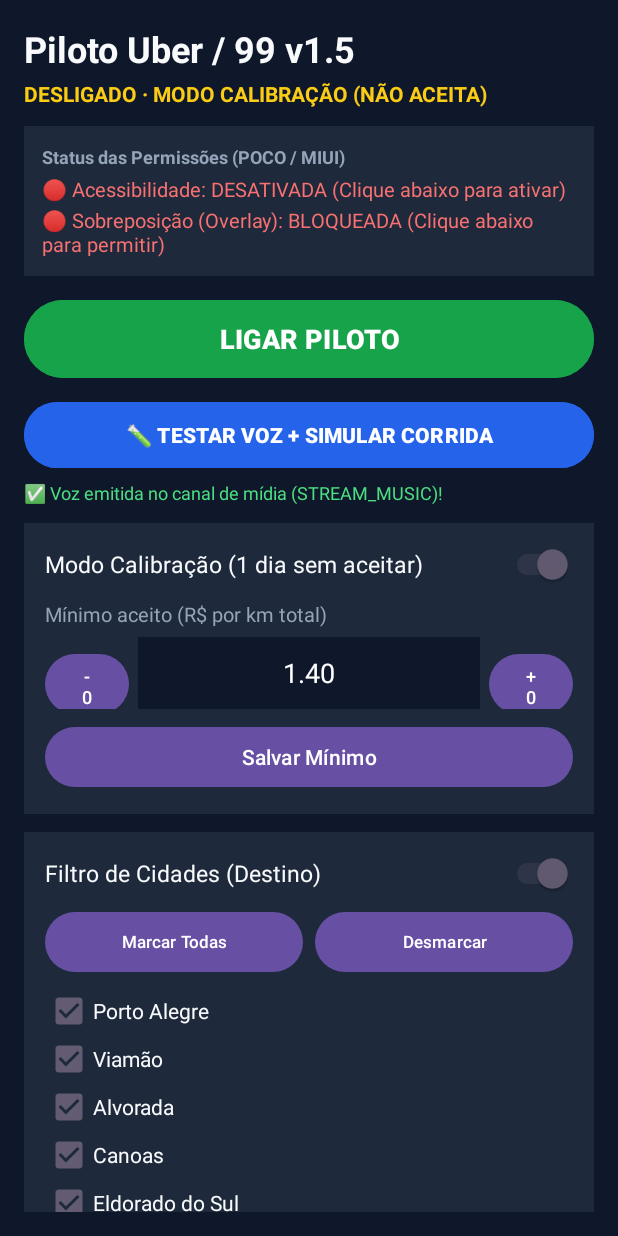
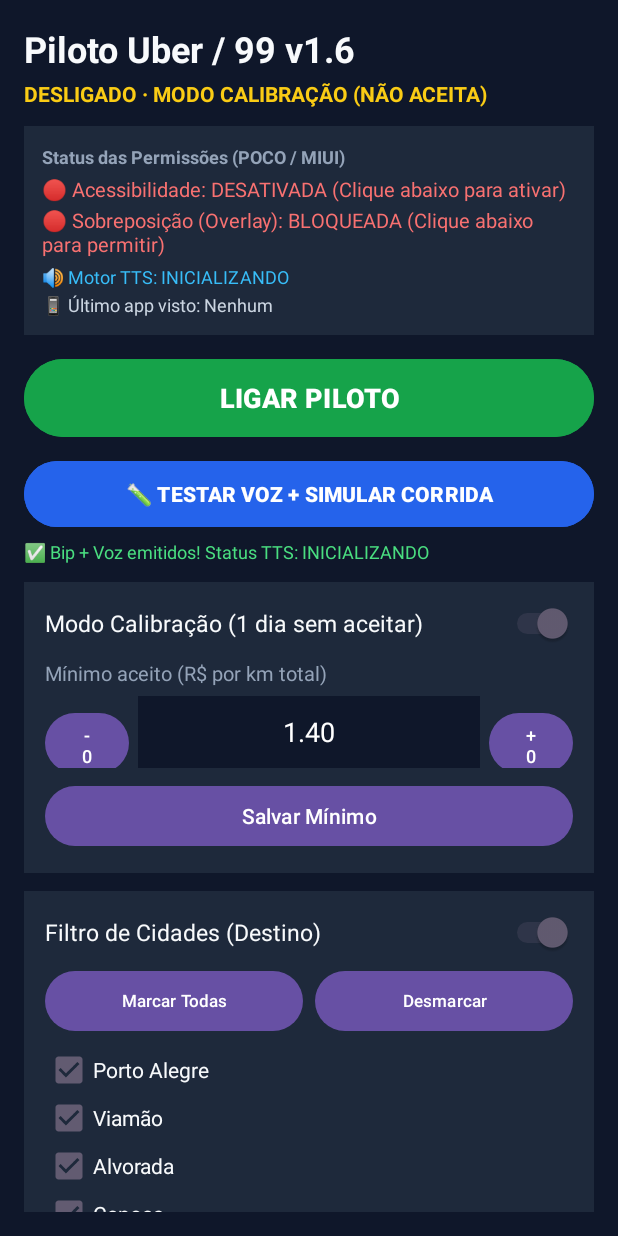
Before and after one commit to contatoalsolucoeseletricas-hue/piloto-uber99, an Android app: the screen it shows after launch (MainActivity), after a tap on "🧪 TESTAR VOZ + SIMULAR CORRIDA", on a phone screen of 412 x 824 dp. Run offline under Robolectric (Android 15) with nearby library versions, the phone set to English and light mode, and no system bars; 1 other tap on this screen came first.

Commit message:
v1.6: Fix TTS Android 13 (<queries>), remocao filtro packageNames, parser 3 novos prints 99, selo grande ACEITAR/RECUSAR e diagnostico ao vivo (Doc 50)

```diff
--- a/app/build.gradle.kts
+++ b/app/build.gradle.kts
@@ -11,8 +11,8 @@ android {
         applicationId = "br.com.andreluis.pilotouber99"
         minSdk = 26
         targetSdk = 34
-        versionCode = 5
-        versionName = "1.5"
+        versionCode = 6
+        versionName = "1.6"
         testInstrumentationRunner = "androidx.test.runner.AndroidJUnitRunner"
     }
 
--- a/app/src/main/AndroidManifest.xml
+++ b/app/src/main/AndroidManifest.xml
@@ -7,10 +7,16 @@
     <uses-permission android:name="android.permission.POST_NOTIFICATIONS" />
 
     <queries>
+        <intent>
+            <action android:name="android.intent.action.TTS_SERVICE" />
+        </intent>
         <package android:name="com.ubercab.driver" />
         <package android:name="com.taxis99.driver" />
         <package android:name="com.app99.driver" />
         <package android:name="com.didiglobal.driver" />
+        <package android:name="com.sdu.didi.gsui" />
+        <package android:name="com.didi.brazil.driver" />
+        <package android:name="com.xiaojukeji.didi.global.driver" />
     </queries>
 
     <application
--- a/app/src/main/java/br/com/andreluis/pilotouber99/MainActivity.kt
+++ b/app/src/main/java/br/com/andreluis/pilotouber99/MainActivity.kt
@@ -29,6 +29,8 @@ class MainActivity : AppCompatActivity() {
     private lateinit var tvLogPreview: TextView
     private lateinit var tvPermAccessibilityStatus: TextView
     private lateinit var tvPermOverlayStatus: TextView
+    private lateinit var tvDiagnosticTts: TextView
+    private lateinit var tvDiagnosticLastApp: TextView
     private lateinit var btnSimulateTest: Button
     private lateinit var tvTestFeedback: TextView
     private var testVoice: VoiceAnnouncer? = null
@@ -49,6 +51,8 @@ class MainActivity : AppCompatActivity() {
         tvLogPreview = findViewById(R.id.tvLogPreview)
         tvPermAccessibilityStatus = findViewById(R.id.tvPermAccessibilityStatus)
         tvPermOverlayStatus = findViewById(R.id.tvPermOverlayStatus)
+        tvDiagnosticTts = findViewById(R.id.tvDiagnosticTts)
+        tvDiagnosticLastApp = findViewById(R.id.tvDiagnosticLastApp)
         btnSimulateTest = findViewById(R.id.btnSimulateTest)
         tvTestFeedback = findViewById(R.id.tvTestFeedback)
 
@@ -91,11 +95,15 @@ class MainActivity : AppCompatActivity() {
         }
 
         btnSimulateTest.setOnClickListener {
-            val simulatedText = "Boa! Um e quarenta e oito o km, quarenta e dois a hora."
+            testVoice?.playBeep()
+            val simulatedText = "Boa! Dois e trinta o km, setenta e cinco a hora"
             testVoice?.speak(simulatedText)
-            tvTestFeedback.text = "✅ Voz emitida no canal de mídia (STREAM_MUSIC)!"
+            val ttsStatus = VoiceAnnouncer.realStatus
+            Toast.makeText(this, "TTS: $ttsStatus", Toast.LENGTH_LONG).show()
+            tvTestFeedback.text = "✅ Bip + Voz emitidos! Status TTS: $ttsStatus"
             val timeNow = java.text.SimpleDateFormat("HH:mm", java.util.Locale.US).format(java.util.Date())
-            prefs.lastReadSummary = "[$timeNow] SIMULAÇÃO: 99 R$ 15,80 · R$ 1,48/km · R$ 42/h"
+            prefs.lastDecision = "ACEITAR"
+            prefs.lastReadSummary = "SIMULAÇÃO: 99 · R$ 2,30/km · R$ 75/h [$timeNow]"
             if (Settings.canDrawOverlays(this)) {
                 try {
                     startService(Intent(this, OverlayService::class.java))
@@ -221,10 +229,14 @@ class MainActivity : AppCompatActivity() {
     private fun refreshUi() {
         val hasOverlay = Settings.canDrawOverlays(this)
         val hasAccessibility = isAccessibilityEnabled(this, PilotAccessibilityService::class.java)
+        val serviceActive = PilotAccessibilityService.isConnected
 
-        if (hasAccessibility) {
-            tvPermAccessibilityStatus.text = "🟢 Acessibilidade: ATIVADA E MONITORANDO"
+        if (hasAccessibility && serviceActive) {
+            tvPermAccessibilityStatus.text = "🟢 Acessibilidade: CONECTADA E ATIVA"
             tvPermAccessibilityStatus.setTextColor(Color.parseColor("#4ADE80"))
+        } else if (hasAccessibility && !serviceActive) {
+            tvPermAccessibilityStatus.text = "🟡 Acessibilidade: PERMITIDA (Aguardando serviço iniciar)"
+            tvPermAccessibilityStatus.setTextColor(Color.parseColor("#FACC15"))
         } else {
             tvPermAccessibilityStatus.text = "🔴 Acessibilidade: DESATIVADA (Clique abaixo para ativar)"
             tvPermAccessibilityStatus.setTextColor(Color.parseColor("#F87171"))
@@ -237,6 +249,9 @@ class MainActivity : AppCompatActivity() {
             tvPermOverlayStatus.text = "🔴 Sobreposição (Overlay): BLOQUEADA (Clique abaixo para permitir)"
             tvPermOverlayStatus.setTextColor(Color.parseColor("#F87171"))
         }
+
+        tvDiagnosticTts.text = "🔊 Motor TTS: ${VoiceAnnouncer.realStatus}"
+        tvDiagnosticLastApp.text = "📱 Último app visto: ${prefs.lastPackageSeen}"
 
         val state = if (prefs.pilotEnabled) "LIGADO" else "DESLIGADO"
         val mode = if (prefs.calibrationMode) "MODO CALIBRAÇÃO (NÃO ACEITA)" else "ACEITE AUTOMÁTICO"
--- a/app/src/main/java/br/com/andreluis/pilotouber99/PilotPreferences.kt
+++ b/app/src/main/java/br/com/andreluis/pilotouber99/PilotPreferences.kt
@@ -71,6 +71,14 @@ class PilotPreferences(context: Context) {
     var lastReadSummary: String
         get() = prefs.getString("last_read_summary", "R$ --/km · R$ --/h") ?: "R$ --/km · R$ --/h"
         set(value) = prefs.edit().putString("last_read_summary", value).apply()
+
+    var lastDecision: String
+        get() = prefs.getString("last_decision", "AGUARDANDO") ?: "AGUARDANDO"
+        set(value) = prefs.edit().putString("last_decision", value).apply()
+
+    var lastPackageSeen: String
+        get() = prefs.getString("last_package_seen", "Nenhum") ?: "Nenhum"
+        set(value) = prefs.edit().putString("last_package_seen", value).apply()
 
     var acceptedCount: Int
         get() = prefs.getInt("accepted_count", 0)
--- a/app/src/main/java/br/com/andreluis/pilotouber99/VoiceAnnouncer.kt
+++ b/app/src/main/java/br/com/andreluis/pilotouber99/VoiceAnnouncer.kt
@@ -4,12 +4,17 @@ import android.content.Context
 import android.media.AudioAttributes
 import android.media.AudioFocusRequest
 import android.media.AudioManager
+import android.media.ToneGenerator
 import android.os.Build
 import android.speech.tts.TextToSpeech
 import android.util.Log
 import java.util.Locale
 
 class VoiceAnnouncer(private val context: Context) : TextToSpeech.OnInitListener {
+    companion object {
+        var realStatus: String = "INICIALIZANDO"
+    }
+
     private var tts: TextToSpeech? = TextToSpeech(context.applicationContext, this)
     private var ready = false
     private val pendingQueue = mutableListOf<String>()
@@ -17,8 +22,22 @@ class VoiceAnnouncer(private val context: Context) : TextToSpeech.OnInitListener
 
     override fun onInit(status: Int) {
         if (status == TextToSpeech.SUCCESS) {
-            val res = tts?.setLanguage(Locale("pt", "BR"))
-            ready = (res != TextToSpeech.LANG_MISSING_DATA && res != TextToSpeech.LANG_NOT_SUPPORTED)
+            var res = tts?.setLanguage(Locale("pt", "BR"))
+            if (res == TextToSpeech.LANG_MISSING_DATA || res == TextToSpeech.LANG_NOT_SUPPORTED) {
+                val defLocale = Locale.getDefault()
+                res = tts?.setLanguage(defLocale)
+                if (res == TextToSpeech.LANG_MISSING_DATA || res == TextToSpeech.LANG_NOT_SUPPORTED) {
+                    realStatus = "ERRO: idioma não suportado"
+                    ready = false
+                } else {
+                    realStatus = "PRONTO (${defLocale.language})"
+                    ready = true
+                }
+            } else {
+                realStatus = "PRONTO (pt-BR)"
+                ready = true
+            }
+
             if (ready) {
                 // Força canal de mídia (STREAM_MUSIC) para falar mesmo no silencioso/Não Perturbe
                 val audioAttributes = AudioAttributes.Builder()
@@ -36,8 +55,16 @@ class VoiceAnnouncer(private val context: Context) : TextToSpeech.OnInitListener
                 }
             }
         } else {
+            realStatus = "ERRO: init status=$status"
             Log.e("VoiceAnnouncer", "Erro ao inicializar TTS status: $status")
         }
+    }
+
+    fun playBeep() {
+        try {
+            val toneG = ToneGenerator(AudioManager.STREAM_MUSIC, 100)
+            toneG.startTone(ToneGenerator.TONE_PROP_BEEP, 150)
+        } catch (_: Exception) {}
     }
 
     fun speak(text: String) {
--- a/app/src/main/res/layout/activity_main.xml
+++ b/app/src/main/res/layout/activity_main.xml
@@ -13,7 +13,7 @@
         <TextView
             android:layout_width="match_parent"
             android:layout_height="wrap_content"
-            android:text="Piloto Uber / 99 v1.5"
+            android:text="Piloto Uber / 99 v1.6"
             android:textColor="#F8FAFC"
             android:textSize="24sp"
             android:textStyle="bold" />
@@ -62,6 +62,24 @@
                 android:text="🔴 Sobreposição (Overlay): BLOQUEADA"
                 android:textColor="#F87171"
                 android:textSize="13sp" />
+
+            <TextView
+                android:id="@+id/tvDiagnosticTts"
+                android:layout_width="match_parent"
+                android:layout_height="wrap_content"
+                android:layout_marginTop="4dp"
+                android:text="🔊 Motor TTS: INICIALIZANDO"
+                android:textColor="#38BDF8"
+                android:textSize="12sp" />
+
+            <TextView
+                android:id="@+id/tvDiagnosticLastApp"
+                android:layout_width="match_parent"
+                android:layout_height="wrap_content"
+                android:layout_marginTop="2dp"
+                android:text="📱 Último app visto: Nenhum"
+                android:textColor="#CBD5E1"
+                android:textSize="12sp" />
         </LinearLayout>
 
         <Button
--- a/app/src/main/res/xml/accessibility_service_config.xml
+++ b/app/src/main/res/xml/accessibility_service_config.xml
@@ -5,5 +5,4 @@
     android:accessibilityFlags="flagReportViewIds|flagRetrieveInteractiveWindows|flagIncludeNotImportantViews"
     android:canRetrieveWindowContent="true"
     android:description="@string/accessibility_desc"
-    android:notificationTimeout="50"
-    android:packageNames="com.ubercab.driver,com.taxis99.driver,com.didi.brazil.driver,com.didiglobal.driver,com.xiaojukeji.didi.global.driver,com.app99.driver" />
+    android:notificationTimeout="50" />
```
Also changed, not shown: app/src/main/java/br/com/andreluis/pilotouber99/OverlayService.kt (+38 -7 lines), app/src/main/java/br/com/andreluis/pilotouber99/PilotAccessibilityService.kt (+24 -4 lines), app/src/main/java/br/com/andreluis/pilotouber99/RideOfferParser.kt (+14 -3 lines), app/src/main/res/layout/overlay_badge.xml (+10 -7 lines), 4 other files.
